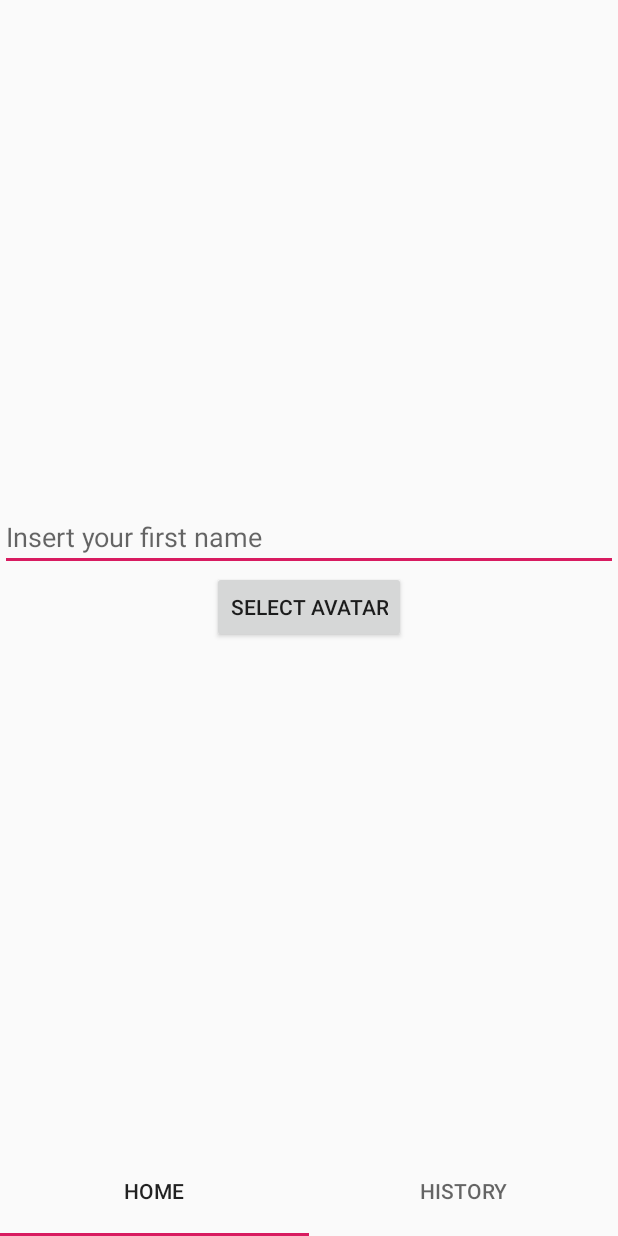
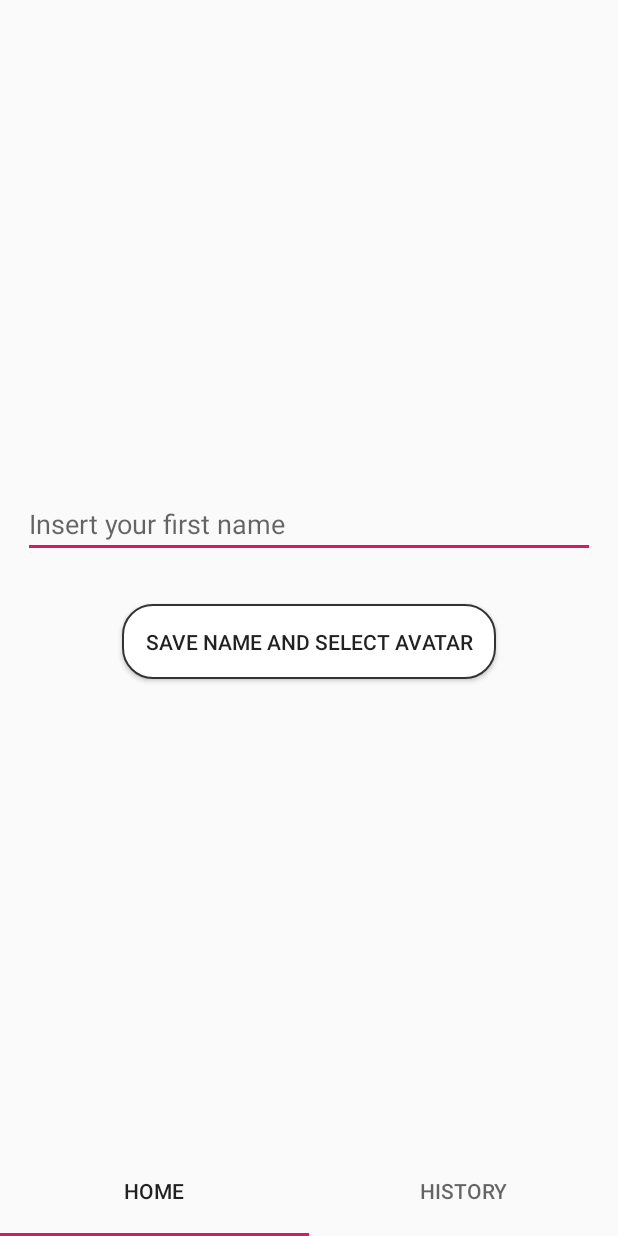
Before and after one commit to k2gu/WeatherApp, an Android app: the screen it shows after launch (MainActivity), on a phone screen of 412 x 824 dp. Run offline under Robolectric (Android 15) with nearby library versions, the phone set to English and light mode, and no system bars; our stand-ins replace ButterKnife, Room's generated code.

Commit message:
Niceifying onboarding page

```diff
--- /dev/null
+++ b/app/src/main/res/drawable/custom_button.xml
@@ -0,0 +1,9 @@
+<?xml version="1.0" encoding="utf-8"?>
+<shape xmlns:android="http://schemas.android.com/apk/res/android"
+    android:shape="rectangle">
+    <corners android:radius="20dp" />
+    <solid android:color="@color/white" />
+    <stroke
+        android:width="1dp"
+        android:color="@color/grey80" />
+</shape>
--- a/app/src/main/res/layout/fragment_on_boarding.xml
+++ b/app/src/main/res/layout/fragment_on_boarding.xml
@@ -9,13 +9,17 @@
     <EditText
         android:id="@+id/name_input_field"
         android:layout_width="match_parent"
+        android:layout_margin="@dimen/default_padding"
         android:layout_height="wrap_content"
-        android:maxLines="1"
-        android:hint="@string/insert_your_name" />
+        android:hint="@string/insert_your_name"
+        android:maxLines="1" />
 
     <Button
         android:id="@+id/select_avatar"
         android:layout_width="wrap_content"
         android:layout_height="wrap_content"
+        android:layout_marginTop="@dimen/default_padding"
+        android:background="@drawable/custom_button"
+        android:padding="@dimen/default_padding"
         android:text="@string/select_avatar" />
 </LinearLayout>
--- a/app/src/main/res/values/colors.xml
+++ b/app/src/main/res/values/colors.xml
@@ -6,5 +6,6 @@
 
     <color name="grey80">#333333</color>
     <color name="grey25">#bfbfbf</color>
+    <color name="white">#ffffff</color>
     <color name="red">#E50C0C</color>
 </resources>
--- a/app/src/main/res/values/strings.xml
+++ b/app/src/main/res/values/strings.xml
@@ -9,7 +9,7 @@
     <string name="temperature_format">%d°C</string>
     <string name="insert_your_name">Insert your first name</string>
     <string name="save">Save</string>
-    <string name="select_avatar">Select avatar</string>
+    <string name="select_avatar">Save name and select avatar</string>
     <string name="notification_title">Have you checked the weather today?</string>
     <string name="notification_text">Open the app and find out!</string>
     <string name="feelable_temperature">Feels like</string>
```
